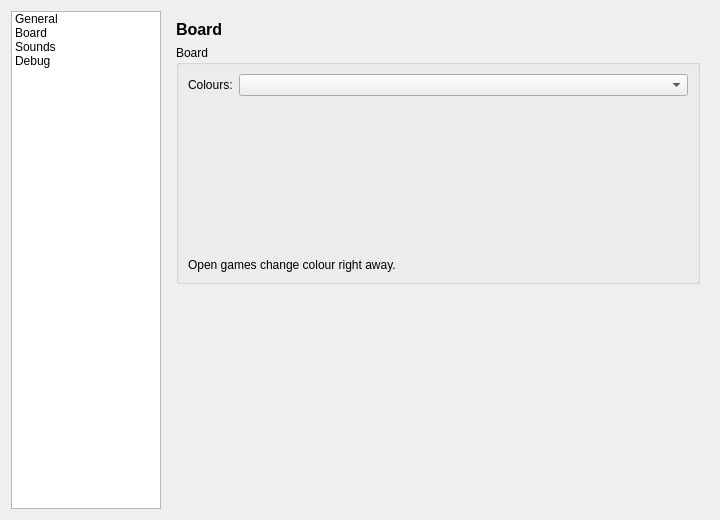
Before: the Qt Designer form gui/BackgammonSettingsWidget.ui in defnax/backgammon, drawn with Qt 5.
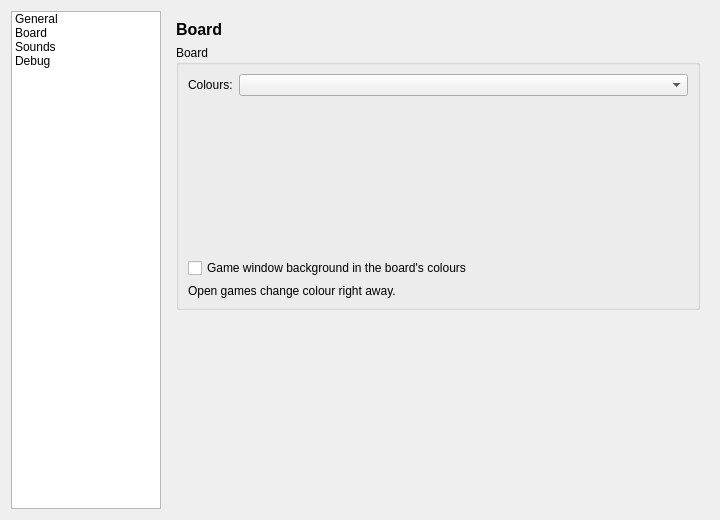
After: the same form once the commit is applied. The open tabs and pages were chosen to show the change.

Commit message:
Result popup, optional window background
- When a match ends, a small popup over the game window
- Every board theme has a background colour
  Optional and off by default: "Game window background in the board's
  colours" on the Board settings page fills the whole game window with
  it, makes the header and side panel transparent and switches their
  text to a readable colour (window property "windowTheme" in the qss).
  The theme preview shows the board on its background.

```diff
--- a/gui/BackgammonSettingsWidget.ui
+++ b/gui/BackgammonSettingsWidget.ui
@@ -182,6 +182,16 @@
             </property>
            </widget>
           </item>
+          <item>
+           <widget class="QCheckBox" name="backgroundCheck">
+            <property name="text">
+             <string>Game window background in the board's colours</string>
+            </property>
+            <property name="toolTip">
+             <string>Fill the game window around the board with a colour that suits the board: green for the wooden boards, dark red for Marrakesh, ...</string>
+            </property>
+           </widget>
+          </item>
           <item>
            <widget class="QLabel" name="themeHint">
             <property name="text">
```
The commit also changes 15 other files.
